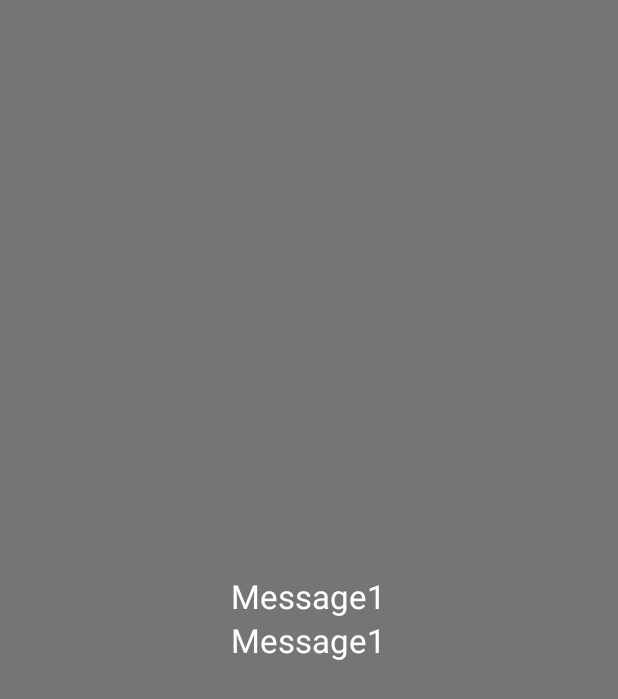
After one commit to HongSonMTA/AIQuran, an Android app: the layout message_dialog.xml on its own in the app's theme, with its tools: preview values and no code run, on a phone screen of 412 x 824 dp. The commit adds this screen. Shown: the top 699 px of the screen. Run offline under Robolectric (Android 15) with nearby library versions, the phone set to English and light mode, and no system bars.

```diff
--- /dev/null
+++ b/AIQuran/app/src/main/res/drawable/ic_more_vert_black_24dp.xml
@@ -0,0 +1,5 @@
+<vector android:height="24dp" android:tint="#FFFFFF"
+    android:viewportHeight="24.0" android:viewportWidth="24.0"
+    android:width="24dp" xmlns:android="http://schemas.android.com/apk/res/android">
+    <path android:fillColor="#FF000000" android:pathData="M12,8c1.1,0 2,-0.9 2,-2s-0.9,-2 -2,-2 -2,0.9 -2,2 0.9,2 2,2zM12,10c-1.1,0 -2,0.9 -2,2s0.9,2 2,2 2,-0.9 2,-2 -0.9,-2 -2,-2zM12,16c-1.1,0 -2,0.9 -2,2s0.9,2 2,2 2,-0.9 2,-2 -0.9,-2 -2,-2z"/>
+</vector>
--- /dev/null
+++ b/AIQuran/app/src/main/res/layout/message_dialog.xml
@@ -0,0 +1,24 @@
+<?xml version="1.0" encoding="utf-8"?>
+<LinearLayout xmlns:android="http://schemas.android.com/apk/res/android"
+    android:layout_width="match_parent"
+    android:layout_height="match_parent"
+    android:background="#757575"
+    android:gravity="center"
+    android:orientation="vertical">
+
+    <TextView
+        android:id="@+id/txt_message1"
+        android:layout_width="wrap_content"
+        android:layout_height="wrap_content"
+        android:text="Message1"
+        android:textAppearance="@style/Base.TextAppearance.AppCompat.Large"
+        android:textColor="@color/colorWhite" />
+
+    <TextView
+        android:id="@+id/txt_message2"
+        android:layout_width="wrap_content"
+        android:layout_height="wrap_content"
+        android:text="Message1"
+        android:textAppearance="@style/Base.TextAppearance.AppCompat.Large"
+        android:textColor="@color/colorWhite" />
+</LinearLayout>
```
Also changed, not shown: AIQuran/app/src/main/java/com/example/aiquran/aiquran/activities/PagingActivity.java (+19 -1 lines), AIQuran/app/src/main/java/com/example/aiquran/aiquran/activities/ScrollActivity.java (+19 -4 lines), AIQuran/app/src/main/java/com/example/aiquran/aiquran/adapters/SlidePagerAdapter.java (+19 -2 lines), AIQuran/app/src/main/res/layout/activity_tv.xml (+20 -2 lines), AIQuran/app/src/main/res/drawable/background_audio.gif (added).
